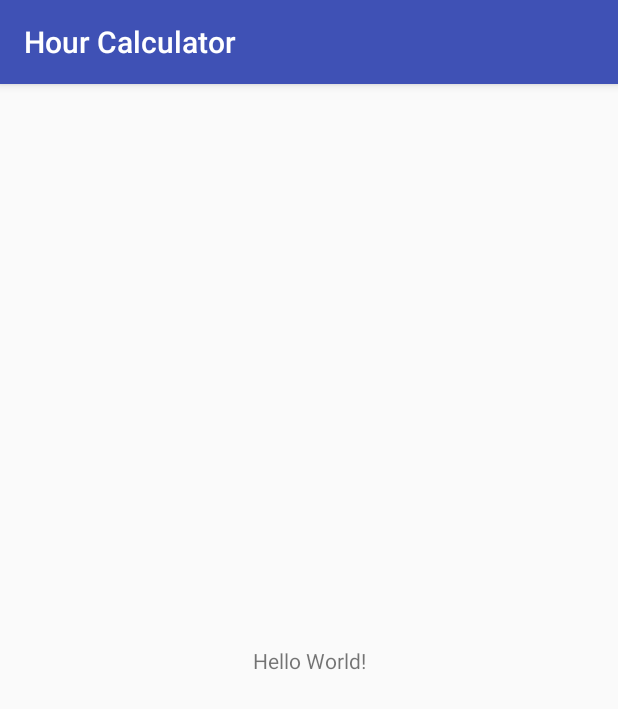
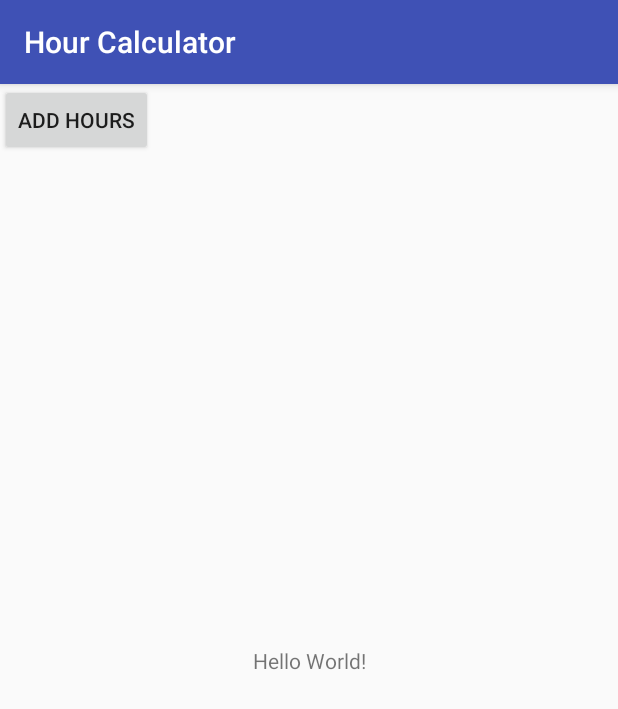
Before and after one commit to AlexPagnotta/hourCalculator, an Android app: the screen it shows after launch (MainActivity), on a phone screen of 412 x 824 dp. Shown: the top 709 px of the screen. Run offline under Robolectric (Android 15) with nearby library versions, the phone set to English and light mode, and no system bars.

Commit message:
Add new activity and button

```diff
--- a/app/src/main/AndroidManifest.xml
+++ b/app/src/main/AndroidManifest.xml
@@ -16,6 +16,7 @@
                 <category android:name="android.intent.category.LAUNCHER" />
             </intent-filter>
         </activity>
+        <activity android:name=".AddHoursActivity"></activity>
     </application>
 
 </manifest>
--- a/app/src/main/java/com/example/alex/hourcalculator/MainActivity.java
+++ b/app/src/main/java/com/example/alex/hourcalculator/MainActivity.java
@@ -1,7 +1,10 @@
 package com.example.alex.hourcalculator;
 
+import android.content.Intent;
 import android.support.v7.app.AppCompatActivity;
 import android.os.Bundle;
+import android.view.View;
+import android.widget.Button;
 
 public class MainActivity extends AppCompatActivity {
 
@@ -9,5 +12,12 @@ public class MainActivity extends AppCompatActivity {
     protected void onCreate(Bundle savedInstanceState) {
         super.onCreate(savedInstanceState);
         setContentView(R.layout.activity_main);
+        Button addButton = (Button) findViewById(R.id.addHoursBtn);
+        addButton.setOnClickListener(new View.OnClickListener() {
+            public void onClick(View v) {
+                Intent myIntent = new Intent(MainActivity.this, AddHoursActivity.class);
+                MainActivity.this.startActivity(myIntent);
+            }
+        });
     }
 }
--- a/app/src/main/res/layout/activity_main.xml
+++ b/app/src/main/res/layout/activity_main.xml
@@ -15,4 +15,10 @@
         app:layout_constraintRight_toRightOf="parent"
         app:layout_constraintTop_toTopOf="parent" />
 
+    <Button
+        android:id="@+id/addHoursBtn"
+        android:layout_height="wrap_content"
+        android:layout_width="wrap_content"
+        android:text="Add Hours"  />
+
 </android.support.constraint.ConstraintLayout>
```
Also changed, not shown: app/src/main/java/com/example/alex/hourcalculator/AddHoursActivity.java (added, +13 -0 lines), app/src/main/res/layout/activity_add_hours.xml (added, +9 -0 lines).
